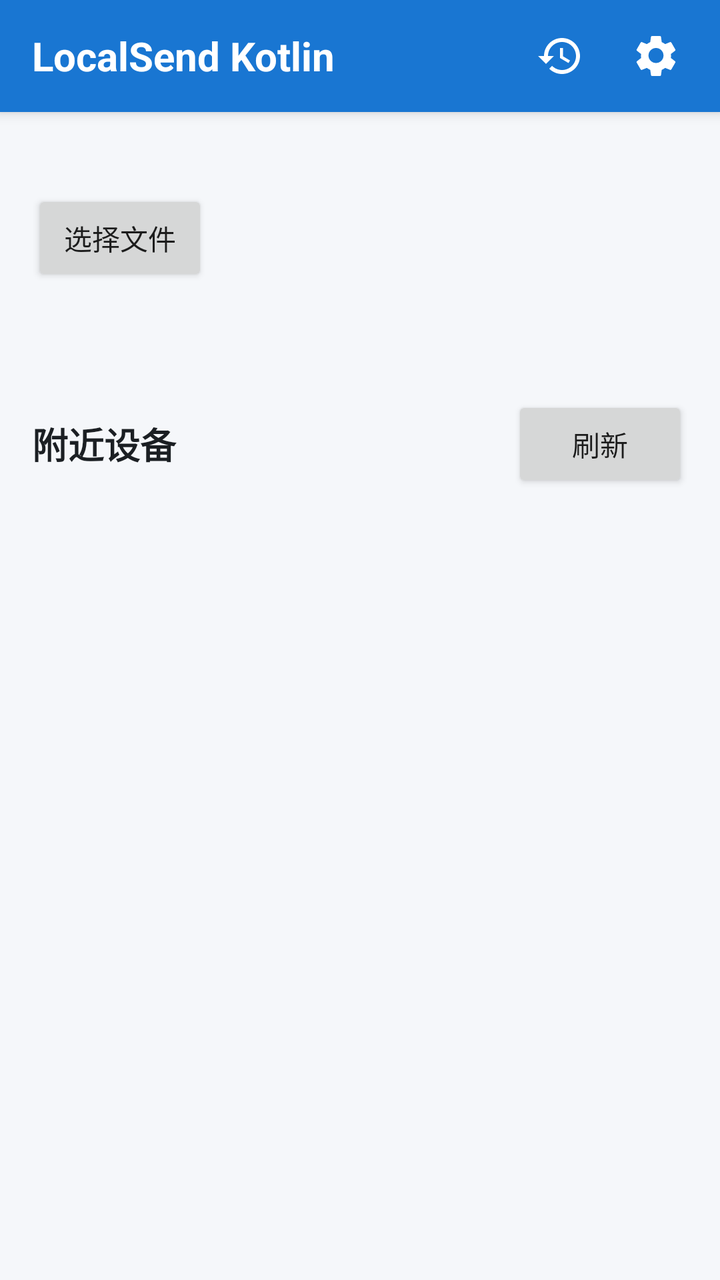
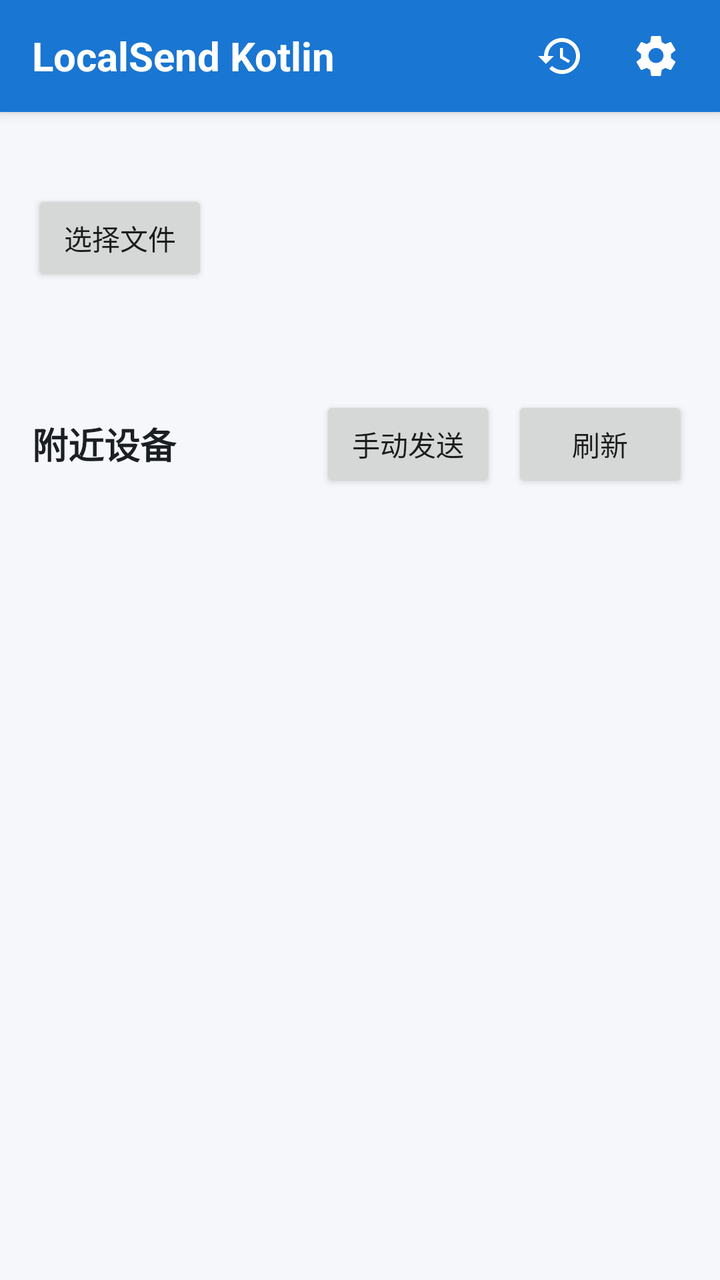

The first picture is an Android layout as it rendered before a commit; the second is the same layout after the commit. The layout source and the unified diff follow.
<!-- AndroidManifest.xml: activity theme Theme.Localsendkotlin -->
<!-- res/layout/activity_main.xml -->
<?xml version="1.0" encoding="utf-8"?>
<LinearLayout xmlns:android="http://schemas.android.com/apk/res/android"
    android:layout_width="match_parent"
    android:layout_height="match_parent"
    android:background="@color/window_background"
    android:orientation="vertical">

    <LinearLayout
        android:layout_width="match_parent"
        android:layout_height="56dp"
        android:gravity="center_vertical"
        android:background="@color/brand_primary"
        android:elevation="4dp"
        android:orientation="horizontal"
        android:paddingStart="16dp"
        android:paddingEnd="8dp">

        <TextView
            android:layout_width="0dp"
            android:layout_height="wrap_content"
            android:layout_weight="1"
            android:text="@string/app_name"
            android:textColor="@android:color/white"
            android:textSize="20sp"
            android:textStyle="bold" />

        <ImageButton
            android:id="@+id/history_button"
            android:layout_width="48dp"
            android:layout_height="48dp"
            android:layout_gravity="center_vertical"
            android:background="?android:attr/selectableItemBackgroundBorderless"
            android:contentDescription="@string/history"
            android:padding="12dp"
            android:src="@drawable/ic_history"
            android:tint="@android:color/white" />

        <ImageButton
            android:id="@+id/settings_button"
            android:layout_width="48dp"
            android:layout_height="48dp"
            android:layout_gravity="center_vertical"
            android:background="?android:attr/selectableItemBackgroundBorderless"
            android:contentDescription="@string/settings"
            android:padding="12dp"
            android:src="@drawable/ic_settings"
            android:tint="@android:color/white" />
    </LinearLayout>

    <TextView
        android:id="@+id/local_endpoint"
        android:layout_width="match_parent"
        android:layout_height="wrap_content"
        android:layout_marginStart="16dp"
        android:layout_marginTop="12dp"
        android:layout_marginEnd="16dp"
        android:textColor="@color/secondary_text"
        android:textSize="14sp" />

    <Button
        android:id="@+id/select_file_button"
        android:layout_width="wrap_content"
        android:layout_height="wrap_content"
        android:layout_marginStart="16dp"
        android:layout_marginTop="8dp"
        android:layout_marginBottom="4dp"
        android:text="@string/select_file" />

    <LinearLayout
        android:layout_width="match_parent"
        android:layout_height="wrap_content"
        android:gravity="center_vertical"
        android:orientation="horizontal"
        android:padding="16dp">

        <TextView
            android:id="@+id/discovery_status"
            android:layout_width="0dp"
            android:layout_height="wrap_content"
            android:layout_weight="1"
            android:textColor="@color/secondary_text"
            android:textSize="14sp" />

        <ProgressBar
            android:id="@+id/transfer_progress"
            style="?android:attr/progressBarStyleHorizontal"
            android:layout_width="120dp"
            android:layout_height="wrap_content"
            android:max="100"
            android:progress="0"
            android:visibility="gone" />

        <Button
            android:id="@+id/cancel_transfer_button"
            android:layout_width="wrap_content"
            android:layout_height="wrap_content"
            android:layout_marginStart="8dp"
            android:text="@string/cancel_transfer"
            android:visibility="gone" />
    </LinearLayout>

    <TextView
        android:layout_width="match_parent"
        android:layout_height="wrap_content"
        android:paddingStart="16dp"
        android:paddingTop="4dp"
        android:paddingEnd="16dp"
        android:paddingBottom="4dp"
        android:text="@string/active_transfers"
        android:textColor="@color/primary_text"
        android:textSize="18sp"
        android:textStyle="bold"
        android:visibility="gone" />

    <androidx.recyclerview.widget.RecyclerView
        android:id="@+id/active_transfer_list"
        android:layout_width="match_parent"
        android:layout_height="180dp"
        android:clipToPadding="false"
        android:padding="8dp"
        android:visibility="gone" />

    <LinearLayout
        android:layout_width="match_parent"
        android:layout_height="wrap_content"
        android:gravity="center_vertical"
        android:orientation="horizontal"
        android:paddingStart="16dp"
        android:paddingEnd="16dp"
        android:paddingBottom="8dp">

        <TextView
            android:layout_width="0dp"
            android:layout_height="wrap_content"
            android:layout_weight="1"
            android:text="@string/nearby_devices"
            android:textColor="@color/primary_text"
            android:textSize="18sp"
            android:textStyle="bold" />

        <Button
            android:id="@+id/refresh_button"
            android:layout_width="wrap_content"
            android:layout_height="wrap_content"
            android:text="@string/refresh_devices" />
    </LinearLayout>

    <androidx.recyclerview.widget.RecyclerView
        android:id="@+id/device_list"
        android:layout_width="match_parent"
        android:layout_height="0dp"
        android:layout_weight="1"
        android:clipToPadding="false"
        android:padding="8dp" />

</LinearLayout>
<!-- resources referenced by this layout -->
<resources>
  <color name="brand_primary">#1976D2</color>
  <color name="primary_text">#1B1F23</color>
  <color name="secondary_text">#5F6368</color>
  <color name="window_background">#F5F7FA</color>
  <!-- drawable ic_history (drawable) -->
  <vector xmlns:android="http://schemas.android.com/apk/res/android"
      android:width="24dp"
      android:height="24dp"
      android:viewportWidth="24"
      android:viewportHeight="24">
      <path
          android:fillColor="#FF000000"
          android:pathData="M13,3c-4.97,0 -9,4.03 -9,9H1l3.89,3.89 0.07,0.14L9,12H6c0,-3.87 3.13,-7 7,-7s7,3.13 7,7 -3.13,7 -7,7c-1.93,0 -3.68,-0.79 -4.95,-2.05l-1.42,1.42C8.27,20 10.51,21 13,21c4.97,0 9,-4.03 9,-9S17.97,3 13,3zM12,8v5l4.25,2.52 0.77,-1.28 -3.52,-2.09V8H12z" />
  </vector>
  <!-- drawable ic_settings (drawable) -->
  <vector xmlns:android="http://schemas.android.com/apk/res/android"
      android:width="24dp"
      android:height="24dp"
      android:viewportWidth="24"
      android:viewportHeight="24">
      <path
          android:fillColor="#FFFFFFFF"
          android:pathData="M19.43,12.98c0.04,-0.32 0.07,-0.65 0.07,-0.98s-0.02,-0.66 -0.07,-0.98l2.11,-1.65c0.19,-0.15 0.24,-0.42 0.12,-0.64l-2,-3.46c-0.12,-0.22 -0.37,-0.31 -0.6,-0.22l-2.49,1c-0.52,-0.4 -1.08,-0.73 -1.69,-0.98L14.5,2.42C14.47,2.18 14.25,2 14,2h-4c-0.25,0 -0.46,0.18 -0.5,0.42L9.12,5.07c-0.61,0.25 -1.18,0.59 -1.69,0.98l-2.49,-1c-0.23,-0.08 -0.48,0 -0.6,0.22l-2,3.46c-0.13,0.22 -0.07,0.49 0.12,0.64l2.11,1.65c-0.04,0.32 -0.08,0.65 -0.08,0.98s0.03,0.66 0.08,0.98l-2.11,1.65c-0.19,0.15 -0.24,0.42 -0.12,0.64l2,3.46c0.12,0.22 0.37,0.31 0.6,0.22l2.49,-1c0.51,0.4 1.08,0.73 1.69,0.98l0.38,2.65c0.04,0.24 0.25,0.42 0.5,0.42h4c0.25,0 0.46,-0.18 0.5,-0.42l0.38,-2.65c0.61,-0.25 1.17,-0.58 1.69,-0.98l2.49,1c0.23,0.09 0.48,0 0.6,-0.22l2,-3.46c0.12,-0.22 0.07,-0.49 -0.12,-0.64l-2.11,-1.65zM12,15.5A3.5,3.5 0,1 1,12,8a3.5,3.5 0,0 1,0,7.5z" />
  </vector>
  <string name="active_transfers">当前传输</string>
  <string name="app_name">LocalSend Kotlin</string>
  <string name="cancel_transfer">取消全部</string>
  <string name="history">历史</string>
  <string name="nearby_devices">附近设备</string>
  <string name="refresh_devices">刷新</string>
  <string name="select_file">选择文件</string>
  <string name="settings">设置</string>
  <style name="Theme.Localsendkotlin" parent="android:Theme.Material.Light.NoActionBar" />
</resources>

<!-- the commit's change to res/layout/activity_main.xml (unified diff, before → after) -->
@@ -139,6 +139,13 @@
             android:textStyle="bold" />
 
         <Button
+            android:id="@+id/manual_send_button"
+            android:layout_width="wrap_content"
+            android:layout_height="wrap_content"
+            android:layout_marginEnd="8dp"
+            android:text="@string/manual_send" />
+
+        <Button
             android:id="@+id/refresh_button"
             android:layout_width="wrap_content"
             android:layout_height="wrap_content"
<!-- resource entries referenced after the edit -->
@@ -28,6 +28,7 @@
   <string name="app_name">LocalSend Kotlin</string>
   <string name="cancel_transfer">取消全部</string>
   <string name="history">历史</string>
+  <string name="manual_send">手动发送</string>
   <string name="nearby_devices">附近设备</string>
   <string name="refresh_devices">刷新</string>
   <string name="select_file">选择文件</string>
